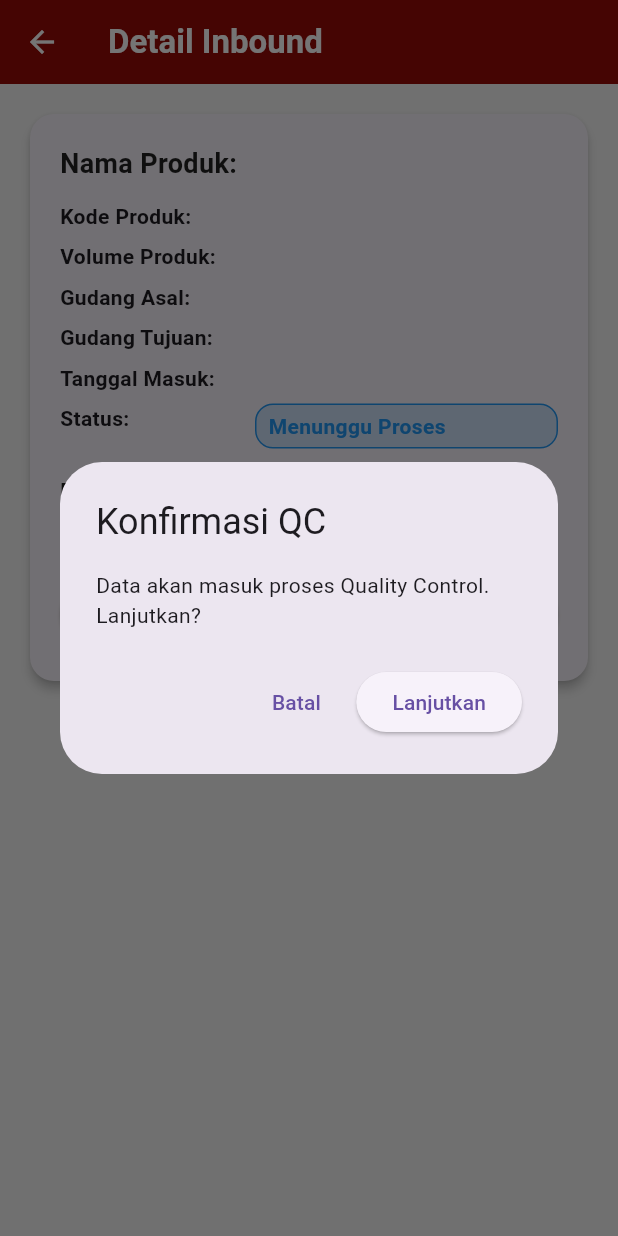
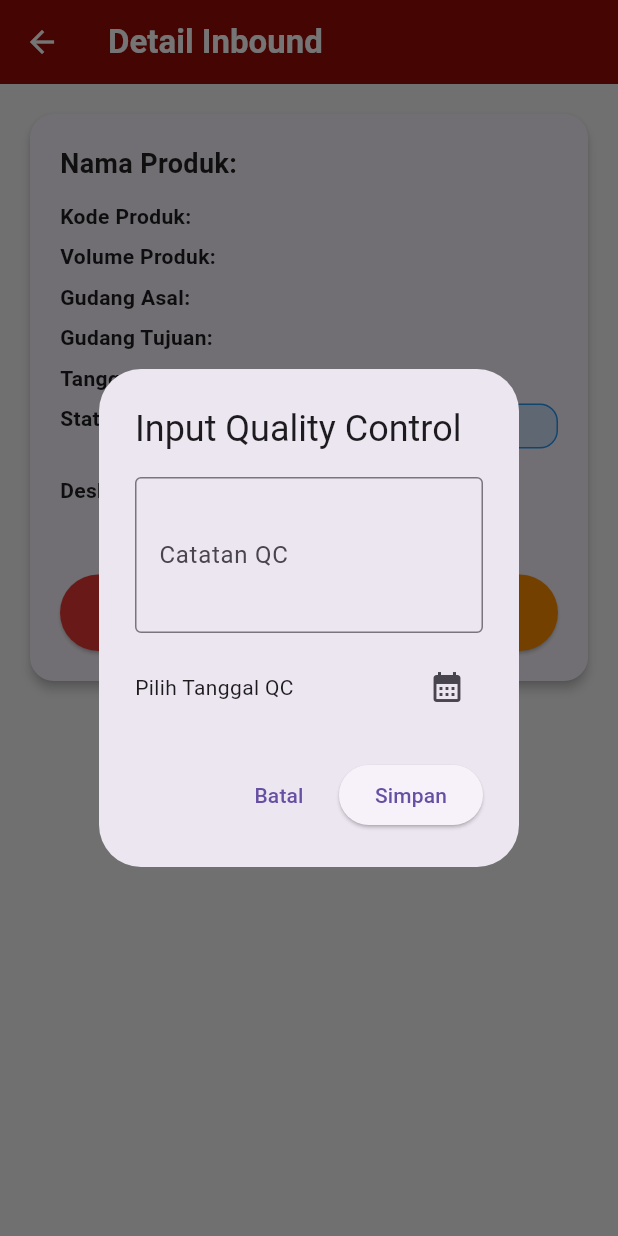
Before and after one commit to OktaviaLisa/pkl-wms-silog, a Flutter app: the DetailInboundPage screen opened directly with empty values, after a tap on "Quality Control", on a phone screen of 412 x 824 dp. Run offline on Flutter 3.47's test engine with Material 3 defaults, Android fonts, the phone set to English and light mode, and no system bars; our stand-ins replace pdf, shared_preferences; missing offline and left inert: dart:html; accounts and stored records are empty.

Commit message:
udpate quality control

```diff
--- a/frontend/lib/screen/detail_inbound.dart
+++ b/frontend/lib/screen/detail_inbound.dart
@@ -105,7 +105,7 @@ class DetailInboundPage extends StatelessWidget {
 
                                       if (addSuccess) {
                                         bool updateSuccess =
-                                            await api.updateOrderStatus(data['idOrders'], 'processed');
+                                            await api.updateOrderStatus(data['idOrders'], 'inventory');
 
                                         if (updateSuccess) {
                                           ScaffoldMessenger.of(context).showSnackBar(
@@ -149,19 +149,69 @@ class DetailInboundPage extends StatelessWidget {
                      Expanded(
   child: ElevatedButton(
     style: ElevatedButton.styleFrom(
-                            backgroundColor: _isQCDisabled() ? Colors.grey : const Color(0xFFFB8C00),
+      backgroundColor:
+          _isQCDisabled() ? Colors.grey : const Color(0xFFFB8C00),
       padding: const EdgeInsets.symmetric(vertical: 14),
       shape: RoundedRectangleBorder(
           borderRadius: BorderRadius.circular(30)),
     ),
-                          onPressed: _isQCDisabled() ? null : () {
+    onPressed: _isQCDisabled()
+        ? null
+        : () {
+            TextEditingController catatanController =
+                TextEditingController();
+            DateTime? selectedDate;
+
             showDialog(
               context: context,
               builder: (context) {
+                return StatefulBuilder(
+                  builder: (context, setState) {
                     return AlertDialog(
-                                  title: const Text("Konfirmasi QC"),
-                                  content:
-                                      const Text("Data akan masuk proses Quality Control. Lanjutkan?"),
+                      title: const Text("Input Quality Control"),
+                      content: Column(
+                        mainAxisSize: MainAxisSize.min,
+                        children: [
+                          TextField(
+                            controller: catatanController,
+                            decoration: const InputDecoration(
+                              labelText: "Catatan QC",
+                              border: OutlineInputBorder(),
+                            ),
+                            maxLines: 3,
+                          ),
+                          const SizedBox(height: 12),
+                          Row(
+                            children: [
+                              Expanded(
+                                child: Text(
+                                  selectedDate == null
+                                      ? "Pilih Tanggal QC"
+                                      : selectedDate!
+                                          .toIso8601String()
+                                          .substring(0, 10),
+                                ),
+                              ),
+                              IconButton(
+                                icon: const Icon(Icons.calendar_month),
+                                onPressed: () async {
+                                  final picked = await showDatePicker(
+                                    context: context,
+                                    initialDate: DateTime.now(),
+                                    firstDate: DateTime(2000),
+                                    lastDate: DateTime(2100),
+                                  );
+                                  if (picked != null) {
+                                    setState(() {
+                                      selectedDate = picked;
+                                    });
+                                  }
+                                },
+                              ),
+                            ],
+                          ),
+                        ],
+                      ),
                       actions: [
                         TextButton(
                           onPressed: () => Navigator.pop(context),
@@ -169,26 +219,43 @@ class DetailInboundPage extends StatelessWidget {
                         ),
                         ElevatedButton(
                           onPressed: () async {
+                            if (catatanController.text.isEmpty ||
+                                selectedDate == null) {
+                              ScaffoldMessenger.of(context).showSnackBar(
+                                const SnackBar(
+                                  content: Text(
+                                      "Isi catatan & tanggal QC dulu"),
+                                ),
+                              );
+                              return;
+                            }
+
                             Navigator.pop(context);
 
                             SharedPreferences prefs =
                                 await SharedPreferences.getInstance();
+
                             final payload = {
                               "idOrders": data['idOrders'],
-                                          "catatan": "Produk diterima dan dicek",
-                                          "tgl_qc": DateTime.now().toIso8601String(),
+                              "catatan": catatanController.text,
+                              "tgl_qc": selectedDate!
+                                  .toIso8601String()
+                                  .substring(0, 10), // <-- FORMAT FIX
                               "status_qc": "pending",
                             };
 
                             final api = ApiService();
-                                        bool qcSuccess = await api.addQualityControl(payload);
+                            bool qcSuccess =
+                                await api.addQualityControl(payload);
 
                             if (qcSuccess) {
-                                          await api.updateOrderStatus(data['idOrders'], 'qc');
+                              await api.updateOrderStatus(
+                                  data['idOrders'], 'qc');
 
                               ScaffoldMessenger.of(context).showSnackBar(
                                 const SnackBar(
-                                                content: Text("Data berhasil masuk QC")),
+                                    content: Text(
+                                        "Data berhasil masuk QC")),
                               );
 
                               Navigator.pushNamedAndRemoveUntil(
@@ -198,13 +265,17 @@ class DetailInboundPage extends StatelessWidget {
                               );
                             } else {
                               ScaffoldMessenger.of(context).showSnackBar(
-                                            const SnackBar(content: Text("Gagal menyimpan QC")),
+                                const SnackBar(
+                                    content:
+                                        Text("Gagal menyimpan QC")),
                               );
                             }
                           },
-                                      child: const Text("Lanjutkan"),
+                          child: const Text("Simpan"),
                         ),
                       ],
+                    );
+                  },
                 );
               },
             );
```
Also changed, not shown: frontend/lib/screen/inbound_stock.dart (+30 -6 lines). Lines whose indentation alone changed are shown as unchanged.
